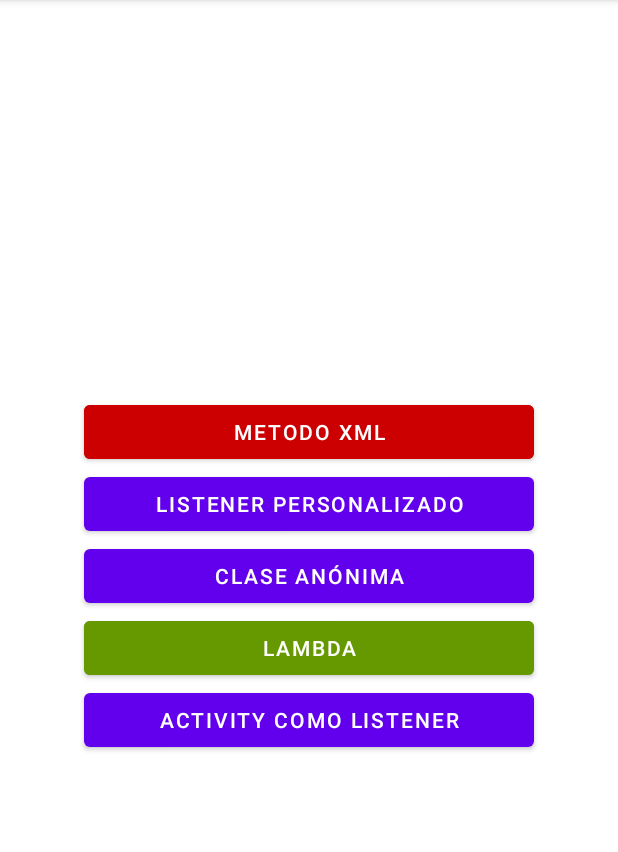
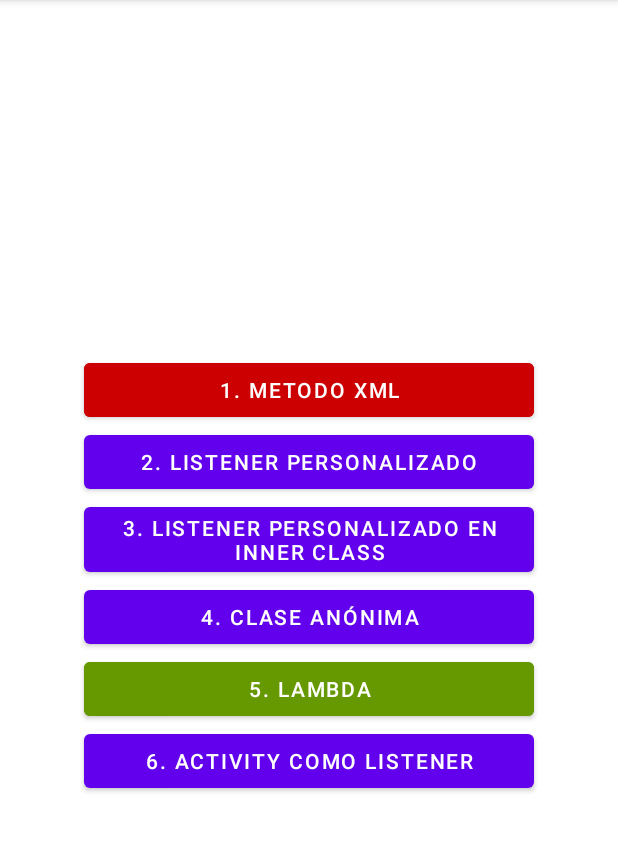
Before and after one commit to avidaldo/android-eventos-java, an Android app: the screen it shows after launch (MainActivity), on a phone screen of 412 x 824 dp, the part 84-936 px from its top. Run offline under Robolectric (Android 15) with nearby library versions, the phone set to English and light mode, and no system bars.

Commit message:
Corregido orden estudio de ejemplos

```diff
--- a/app/src/main/java/com/example/eventosenjava/Ej03WithCustomListenerActivity.java
+++ b/app/src/main/java/com/example/eventosenjava/Ej03WithInnerCustomListenerActivity.java
@@ -9,7 +9,7 @@ import android.widget.EditText;
 import android.widget.TextView;
 import android.widget.Toast;
 
-public class Ej03WithCustomListenerActivity extends AppCompatActivity {
+public class Ej03WithInnerCustomListenerActivity extends AppCompatActivity {
     private EditText et;
     private TextView tv;
 
@@ -48,7 +48,7 @@ public class Ej03WithCustomListenerActivity extends AppCompatActivity {
 
             ((Button) v).setText(R.string.saluda_nuevo);
 
-            Toast.makeText(Ej03WithCustomListenerActivity.this, R.string.listener_personalizado, Toast.LENGTH_SHORT).show();
+            Toast.makeText(Ej03WithInnerCustomListenerActivity.this, R.string.listener_personalizado, Toast.LENGTH_SHORT).show();
             //Toast.makeText(getParent(), R.string.listener_personalizado, Toast.LENGTH_SHORT).show();
             /* El contexto es el de la actividad: la enclosing class, que es también la clase padre (getParent()). */
         }
--- a/app/src/main/java/com/example/eventosenjava/MainActivity.java
+++ b/app/src/main/java/com/example/eventosenjava/MainActivity.java
@@ -5,6 +5,8 @@ import androidx.appcompat.app.AppCompatActivity;
 import android.content.Intent;
 import android.os.Bundle;
 import android.widget.Button;
+
+import com.example.eventosenjava.ej02_with_custom_listener.Ej02WithCustomListenerActivity;
 
 public class MainActivity extends AppCompatActivity {
 
@@ -39,7 +41,9 @@ public class MainActivity extends AppCompatActivity {
         /* Haciendo lo mismo con el resto de botones: */
 
         findViewById(R.id.btn_to_listener_personalizado).setOnClickListener(
-                v -> startActivity(new Intent(this, Ej03WithCustomListenerActivity.class)));
+                v -> startActivity(new Intent(this, Ej02WithCustomListenerActivity.class)));
+        findViewById(R.id.btn_to_listener_personalizado_inner).setOnClickListener(
+                v -> startActivity(new Intent(this, Ej03WithInnerCustomListenerActivity.class)));
         findViewById(R.id.btn_to_clase_anonima).setOnClickListener(
                 v -> startActivity(new Intent(this, Ej04ClaseAnonimaActivity.class)));
         findViewById(R.id.btn_to_lambda).setOnClickListener(
--- a/app/src/main/res/layout/activity_main.xml
+++ b/app/src/main/res/layout/activity_main.xml
@@ -21,6 +21,12 @@
         android:layout_height="wrap_content"
         android:text="@string/listener_personalizado" />
 
+    <com.google.android.material.button.MaterialButton
+        android:id="@+id/btn_to_listener_personalizado_inner"
+        android:layout_width="300dp"
+        android:layout_height="wrap_content"
+        android:text="@string/listener_personalizado_inner" />
+
     <Button
         android:id="@+id/btn_to_clase_anonima"
         android:layout_width="300dp"
--- a/app/src/main/res/values/strings.xml
+++ b/app/src/main/res/values/strings.xml
@@ -1,13 +1,14 @@
 <resources>
     <string name="app_name">Eventos En Java</string>
-    <string name="metodo_xml">Metodo XML</string>
-    <string name="listener_personalizado">Listener personalizado</string>
-    <string name="clase_an_nima">Clase anónima</string>
-    <string name="lambda" translatable="false">Lambda</string>
-    <string name="activity_como_listener">Activity como listener</string>
+    <string name="metodo_xml">1.  Metodo XML</string>
+    <string name="listener_personalizado">2. Listener personalizado</string>
+    <string name="clase_an_nima">4. Clase anónima</string>
+    <string name="lambda" translatable="false">5. Lambda</string>
+    <string name="activity_como_listener">6. Activity como listener</string>
     <string name="saludar">Salúdame</string>
     <string name="escribe_tu_nombre">Escribe tu nombre</string>
     <string name="hola_coma">"Hola, "</string>
     <string name="saluda_nuevo">Salúdame de nuevo</string>
     <string name="error_no_name">ERROR: Debes introducir un nombre</string>
+    <string name="listener_personalizado_inner">3. Listener personalizado en Inner class</string>
 </resources>
```
Also changed, not shown: app/src/main/AndroidManifest.xml (+8 -2 lines), 1 other file.
